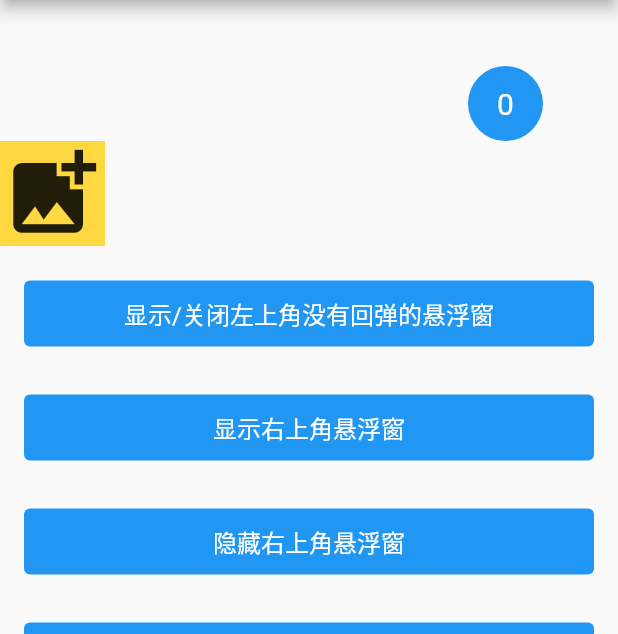
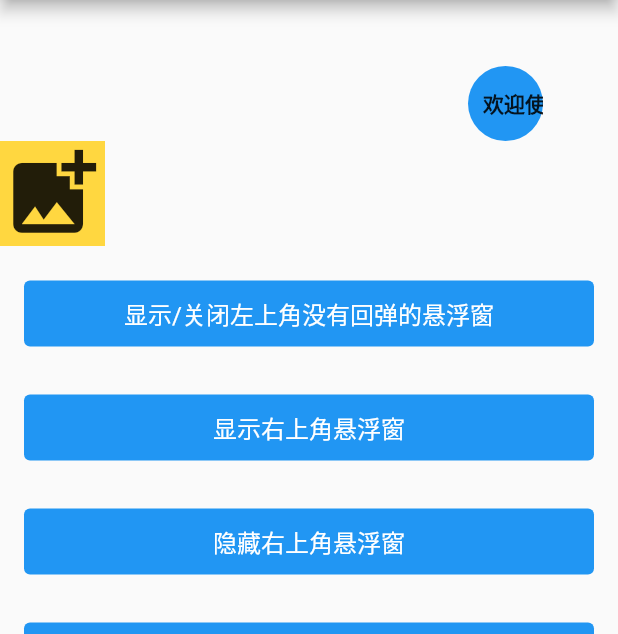
Before and after one commit to LvKang-insist/flutter_floating, a Flutter app: the screen it shows after launch, after a tap on "显示/关闭左上角没有回弹的悬浮窗", after a tap on "显示右上角悬浮窗", on a phone screen of 412 x 824 dp, the part 84-718 px from its top. Run offline on Flutter 3.47's test engine with Material 2 defaults, Android fonts, the light colour scheme and no system bars; drawn by our look-alikes of marquee.

Commit message:
fix:修复改变悬浮窗大小后出现的问题

```diff
--- a/lib/floating/view/floating_view.dart
+++ b/lib/floating/view/floating_view.dart
@@ -84,8 +84,9 @@ class _FloatingViewState extends State<FloatingView>
 
     setState(() {
       _setParentHeightAndWidget();
-      _resetWidthHeight();
+      _resetFloatingSize();
       _initPosition();
+      _clearCacheData();
     });
   }
 
@@ -142,11 +143,14 @@ class _FloatingViewState extends State<FloatingView>
         key: _floatingGlobalKey,
         child: NotificationListener(
             onNotification: (notification) {
-              setState(() {
-                _setParentHeightAndWidget();
-                _resetWidthHeight();
-                setSlide();
-              });
+              if (notification is SizeChangedLayoutNotification &&
+                  _isFloatingChangeSize()) {
+                setState(() {
+                  _setParentHeightAndWidget();
+                  _resetFloatingSize();
+                  setSlide();
+                });
+              }
               return false;
             },
             child: SizeChangedLayoutNotifier(child: widget.child)),
@@ -154,7 +158,16 @@ class _FloatingViewState extends State<FloatingView>
     );
   }
 
-  _resetWidthHeight() {
+  ///floating 宽高是否改变，true 表示改变
+  bool _isFloatingChangeSize() {
+    renderBox ??=
+        _floatingGlobalKey.currentContext?.findRenderObject() as RenderBox?;
+    var w = renderBox?.size.width ?? _defaultWidth;
+    var h = renderBox?.size.height ?? _defaultHeight;
+    return w != _width || h != _height;
+  }
+
+  _resetFloatingSize() {
     renderBox ??=
         _floatingGlobalKey.currentContext?.findRenderObject() as RenderBox?;
     _width = renderBox?.size.width ?? _defaultWidth;
@@ -320,6 +333,14 @@ class _FloatingViewState extends State<FloatingView>
     _saveCacheData(_left, _top);
   }
 
+  ///清除缓存数据
+  _clearCacheData() {
+    _floatingData.left = null;
+    _floatingData.top = null;
+    _floatingData.right = null;
+    _floatingData.bottom = null;
+  }
+
   ///保存缓存位置
   _saveCacheData(double left, double top) {
     if (widget.isPosCache) {
--- a/lib/floating_increment.dart
+++ b/lib/floating_increment.dart
@@ -1,5 +1,6 @@
 import 'package:flutter/cupertino.dart';
 import 'package:flutter/material.dart';
+import 'package:marquee/marquee.dart';
 
 /// @name：floating_increment
 /// @package：
@@ -40,9 +41,21 @@ class _FloatingIncrementState extends State<FloatingIncrement> {
           decoration: BoxDecoration(
               color: Colors.blue, borderRadius: BorderRadius.circular(50)),
           alignment: Alignment.center,
-          duration: Duration(milliseconds: 300),
-          child: Text("$_counter",
-              style: const TextStyle(fontSize: 20, color: Colors.white)),
+          duration: const Duration(milliseconds: 300),
+          child: Marquee(
+            text: '欢迎使用一键式悬浮窗组件',
+            style: const TextStyle(fontWeight: FontWeight.bold),
+            scrollAxis: Axis.horizontal,
+            crossAxisAlignment: CrossAxisAlignment.center,
+            blankSpace: 20.0,
+            velocity: 100.0,
+            pauseAfterRound: const Duration(seconds: 1),
+            startPadding: 10.0,
+            accelerationDuration: const Duration(seconds: 1),
+            accelerationCurve: Curves.linear,
+            decelerationDuration: const Duration(milliseconds: 500),
+            decelerationCurve: Curves.easeOut,
+          ),
         ),
       ),
     );
--- a/lib/main.dart
+++ b/lib/main.dart
@@ -45,6 +45,7 @@ class _MyHomePageState extends State<MyHomePage> {
   @override
   void initState() {
     super.initState();
+
     //因为获取状态栏高度，所以延时一帧
     floatingOne = floatingManager.createFloating(
         "1",
--- a/pubspec.yaml
+++ b/pubspec.yaml
@@ -11,6 +11,7 @@ dependencies:
     sdk: flutter
 
   cupertino_icons: ^1.0.3
+  marquee: ^2.2.3
 
 dev_dependencies:
   flutter_test:
```
Also changed, not shown: pubspec.lock.
